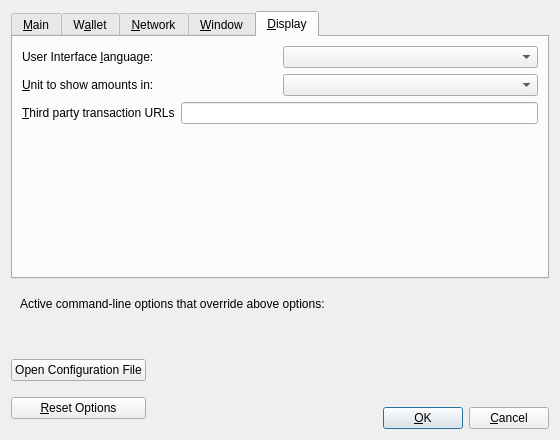
First picture: the form in src/qt/forms/optionsdialog.ui, repository Miners-World-Coin-MWC/MinersWorldCoin, before the edit.
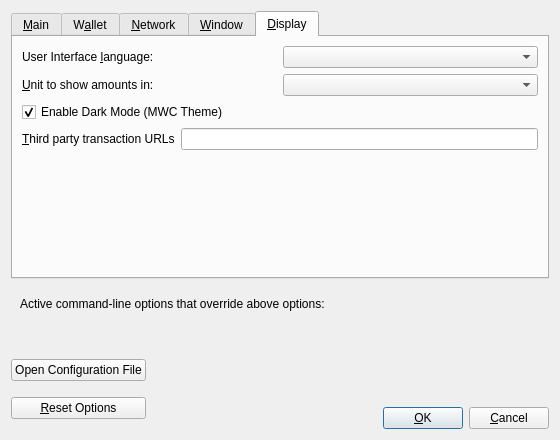
Second picture: the form after the edit. The open tabs and pages were chosen to show the change. Custom widgets are drawn as their Qt base class.

Commit message: add Dark Mode

```diff
--- a/src/qt/forms/optionsdialog.ui
+++ b/src/qt/forms/optionsdialog.ui
@@ -602,6 +602,16 @@
          </item>
         </layout>
        </item>
+       <item>
+         <widget class="QCheckBox" name="darkMode">
+          <property name="text">
+           <string>Enable Dark Mode (MWC Theme)</string>
+          </property>
+          <property name="checked">
+           <bool>true</bool>
+          </property>
+         </widget>
+        </item>
        <item>
         <layout class="QHBoxLayout" name="horizontalLayout_3_Display">
          <item>
```
The commit also changes 7 other files.
